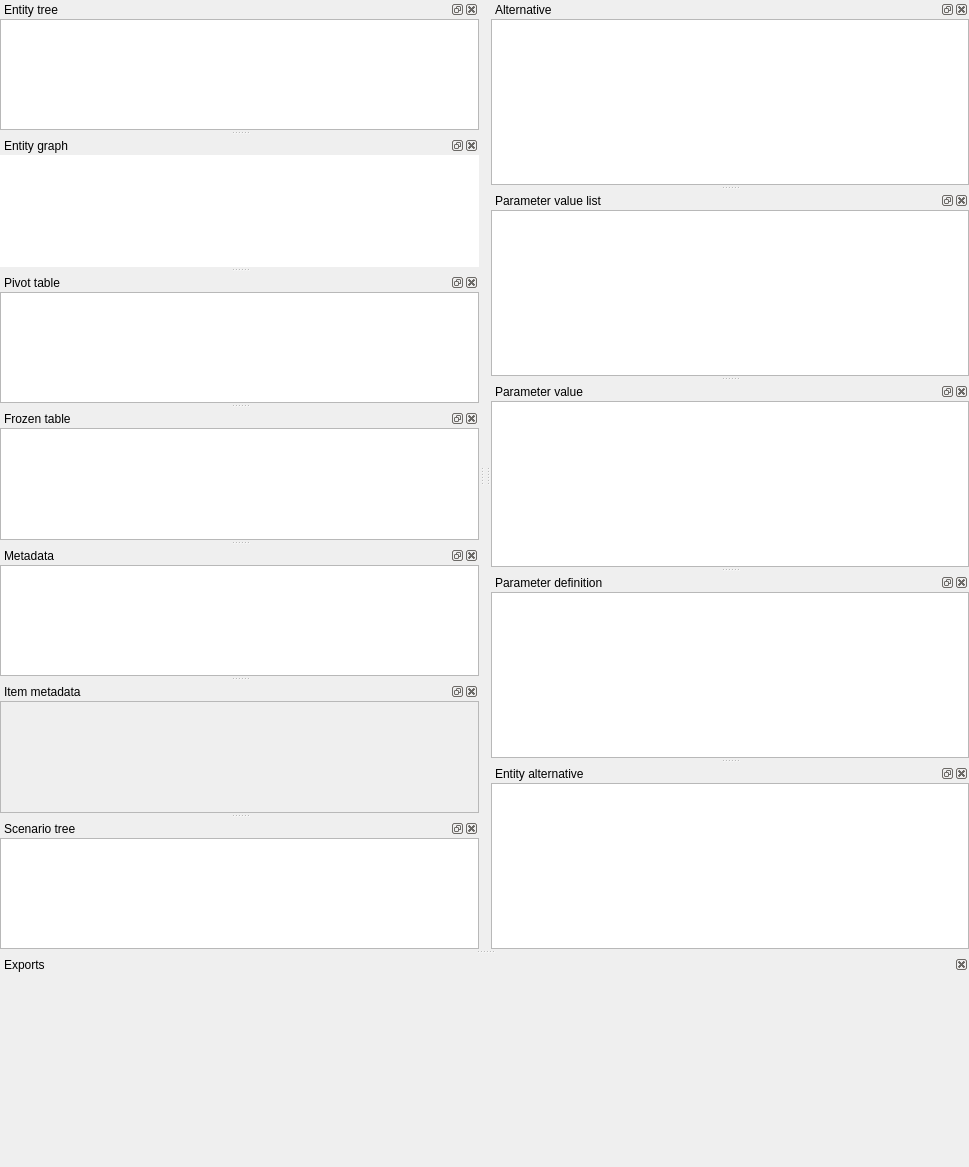
Qt form spinetoolbox/spine_db_editor/ui/spine_db_editor_window.ui (spine-tools/Spine-Toolbox) before a commit.
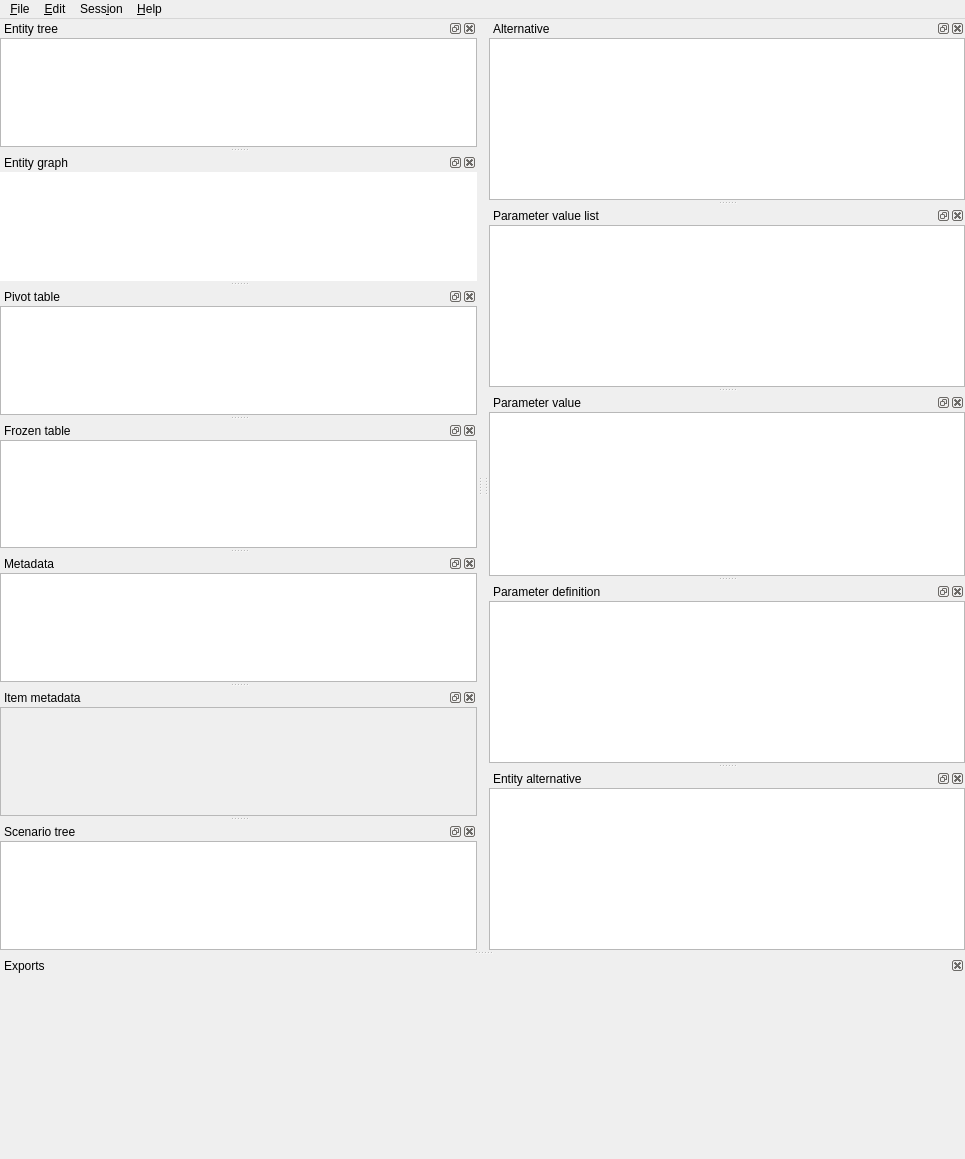
The same form after that commit. Icons and pictures are not drawn. Custom widgets are drawn as their Qt base class.

Commit message:
Get rid of hamburger menu
- Moved all the actions from the old hamburger menu into a new
ribbon menu.
- Toolbar contains some of the most useful items.
- Got rid of URL bar - URLs are visible from new button.
- Got rid of "back" and "forward" functionality, instead now there is
a menu item "Open recent", like in Tooolbox for projects. This list
contains the DBs that have been open in the tab during the session.

Re #2774

```diff
--- a/spinetoolbox/spine_db_editor/ui/spine_db_editor_window.ui
+++ b/spinetoolbox/spine_db_editor/ui/spine_db_editor_window.ui
@@ -19,8 +19,8 @@
    <rect>
     <x>0</x>
     <y>0</y>
-    <width>969</width>
-    <height>1167</height>
+    <width>965</width>
+    <height>1159</height>
    </rect>
   </property>
   <property name="windowTitle">
@@ -708,6 +708,61 @@
     </layout>
    </widget>
   </widget>
+  <widget class="QMenuBar" name="menuBar">
+   <property name="geometry">
+    <rect>
+     <x>0</x>
+     <y>0</y>
+     <width>965</width>
+     <height>22</height>
+    </rect>
+   </property>
+   <widget class="QMenu" name="menuHelp">
+    <property name="title">
+     <string>&amp;Help</string>
+    </property>
+    <addaction name="actionUser_guide"/>
+   </widget>
+   <widget class="QMenu" name="menuEdit">
+    <property name="title">
+     <string>&amp;Edit</string>
+    </property>
+    <addaction name="actionCopy"/>
+    <addaction name="actionPaste"/>
+    <addaction name="separator"/>
+    <addaction name="actionVacuum"/>
+   </widget>
+   <widget class="QMenu" name="menuSession">
+    <property name="title">
+     <string>Sess&amp;ion</string>
+    </property>
+    <addaction name="actionCommit"/>
+    <addaction name="actionRollback"/>
+    <addaction name="separator"/>
+    <addaction name="actionView_history"/>
+    <addaction name="separator"/>
+    <addaction name="actionClose"/>
+   </widget>
+   <widget class="QMenu" name="menuFile_2">
+    <property name="title">
+     <string>&amp;File</string>
+    </property>
+    <addaction name="actionNew_db_file"/>
+    <addaction name="actionOpen_db_file"/>
+    <addaction name="actionOpen_recent"/>
+    <addaction name="actionAdd_db_file"/>
+    <addaction name="separator"/>
+    <addaction name="actionImport"/>
+    <addaction name="actionExport"/>
+    <addaction name="actionExport_session"/>
+    <addaction name="separator"/>
+    <addaction name="actionSettings"/>
+   </widget>
+   <addaction name="menuFile_2"/>
+   <addaction name="menuEdit"/>
+   <addaction name="menuSession"/>
+   <addaction name="menuHelp"/>
+  </widget>
   <action name="actionCommit">
    <property name="enabled">
     <bool>true</bool>
```
Left out of the diff: 75 changed lines with no effect on the pictures. The commit also changes 16 other files.
